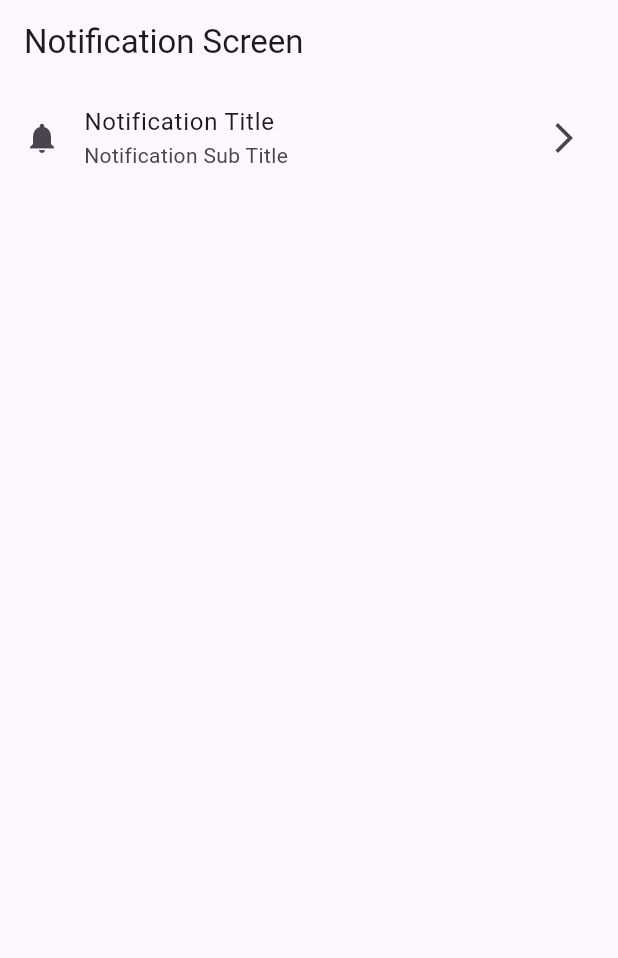
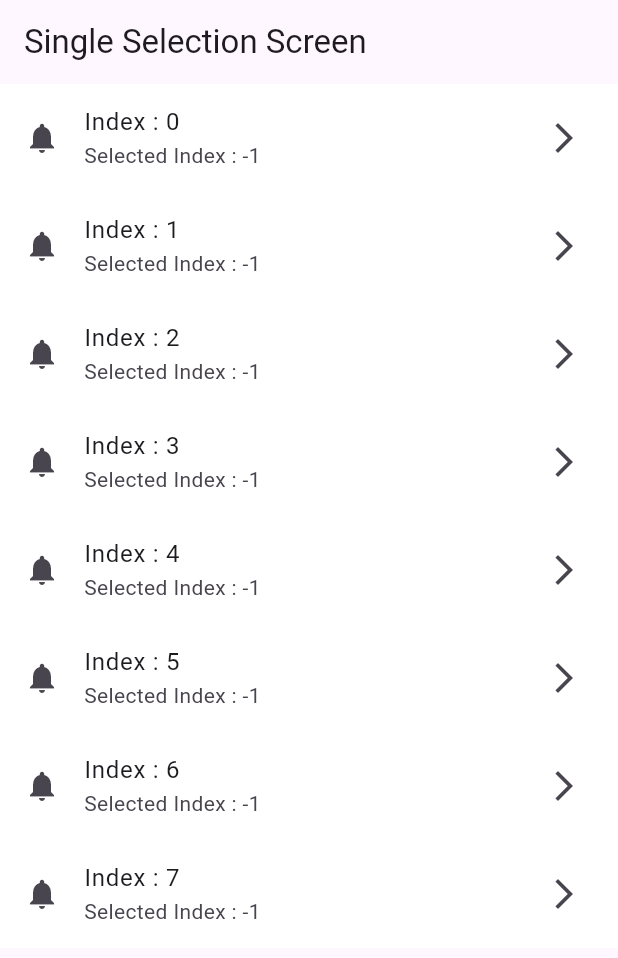
Before and after one commit to MuhammadAliKust/SaadAliProject, a Flutter app: the screen it shows after launch, on a phone screen of 412 x 824 dp. Shown: the top 958 px of the screen. Run offline on Flutter 3.47's test engine with Material 3 defaults, Android fonts, the light colour scheme and no system bars.

Commit message:
Single Selection Done

```diff
--- a/lib/main.dart
+++ b/lib/main.dart
@@ -3,6 +3,7 @@ import 'package:saad_ali/assets_image.dart';
 import 'package:saad_ali/login_view.dart';
 import 'package:saad_ali/network_image.dart';
 import 'package:saad_ali/notification_screen.dart';
+import 'package:saad_ali/single_selection_view.dart';
 
 import 'column_row.dart';
 
@@ -17,7 +18,7 @@ class MyApp extends StatelessWidget {
   Widget build(BuildContext context) {
     return MaterialApp(
       debugShowCheckedModeBanner: false,
-      home: NotificationScreen(),
+      home: SingleSelectionView(),
     );
   }
 }
--- a/lib/notification_screen.dart
+++ b/lib/notification_screen.dart
@@ -7,12 +7,12 @@ class NotificationScreen extends StatelessWidget {
   Widget build(BuildContext context) {
     return Scaffold(
         appBar: AppBar(
-          title: Text("Notification Screen"),
+          title: const Text("Notification Screen"),
         ),
         body: ListView.builder(
             itemCount: 1,
             itemBuilder: (context, i) {
-              return ListTile(
+              return const ListTile(
                 leading: Icon(Icons.notifications),
                 title: Text("Notification Title"),
                 subtitle: Text("Notification Sub Title"),
--- /dev/null
+++ b/lib/single_selection_view.dart
@@ -0,0 +1,35 @@
+import 'package:flutter/material.dart';
+
+class SingleSelectionView extends StatefulWidget {
+  const SingleSelectionView({super.key});
+
+  @override
+  State<SingleSelectionView> createState() => _SingleSelectionViewState();
+}
+
+class _SingleSelectionViewState extends State<SingleSelectionView> {
+  int selectedIndex = -1;
+
+  @override
+  Widget build(BuildContext context) {
+    return Scaffold(
+        appBar: AppBar(
+          title: const Text("Single Selection Screen"),
+        ),
+        body: ListView.builder(
+            itemCount: 8,
+            itemBuilder: (context, i) {
+              return ListTile(
+                onTap: () {
+                  selectedIndex = i;
+                  setState(() {});
+                },
+                leading: Icon(Icons.notifications),
+                tileColor:selectedIndex == i ? Colors.blue:Colors.white,
+                title: Text("Index : $i"),
+                subtitle: Text("Selected Index : $selectedIndex"),
+                trailing: Icon(Icons.arrow_forward_ios),
+              );
+            }));
+  }
+}
```
